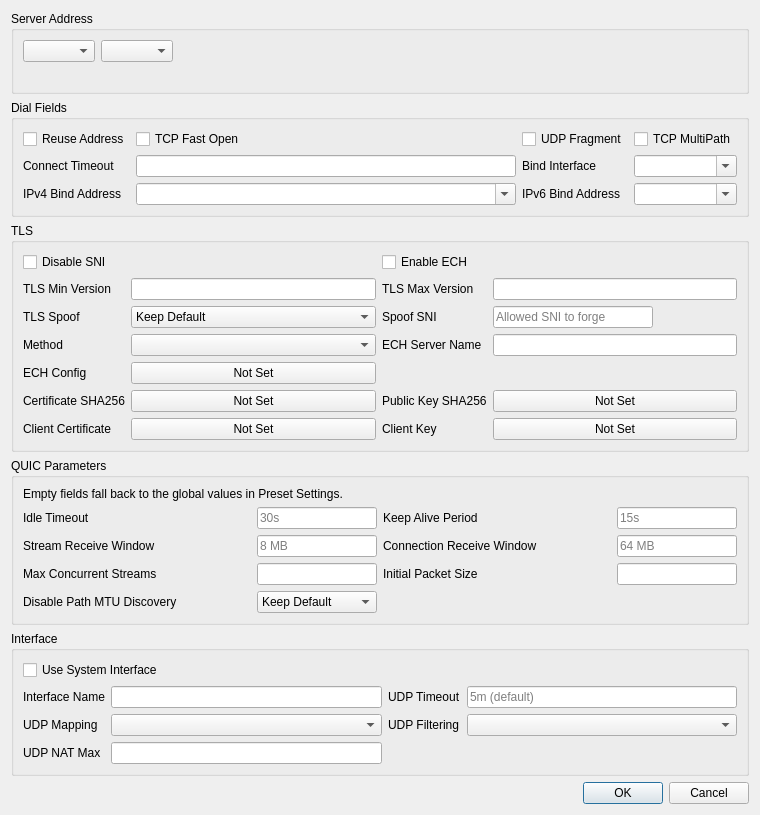
Qt form include/ui/profile/edit_advanced.ui (ChernyshovA/Throne) before a commit.
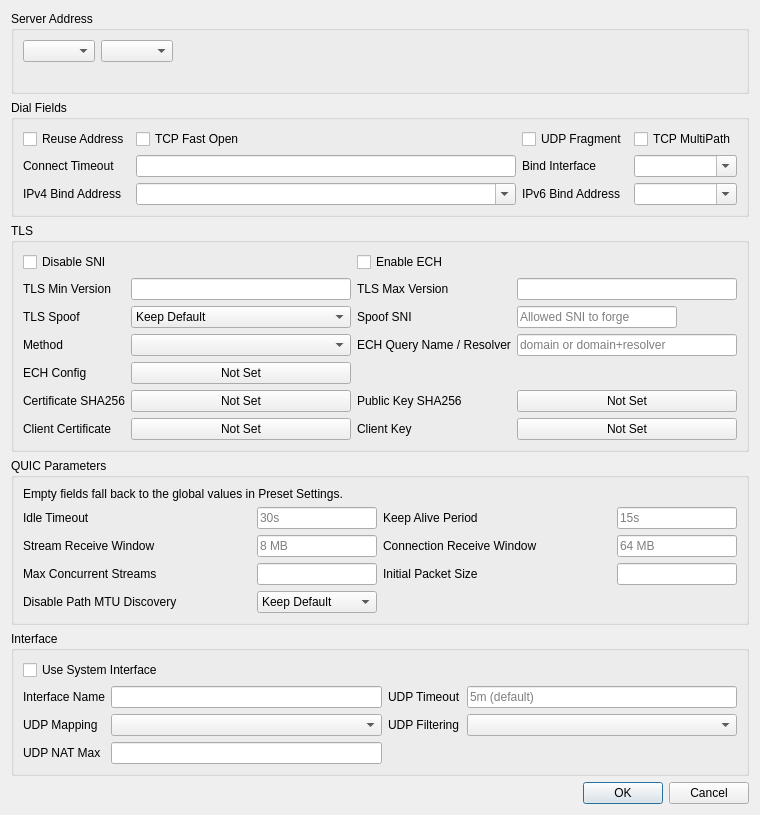
The same form after that commit.

Patch:
```diff
--- a/include/ui/profile/edit_advanced.ui
+++ b/include/ui/profile/edit_advanced.ui
@@ -393,7 +393,7 @@
          <string>&lt;html&gt;&lt;head/&gt;&lt;body&gt;&lt;h4 style=&quot; margin-top:12px; margin-bottom:12px; margin-left:0px; margin-right:0px; -qt-block-indent:0; text-indent:0px;&quot;&gt;&lt;a name=&quot;query_server_name&quot;/&gt;&lt;span style=&quot; font-size:medium; font-weight:700;&quot;&gt;q&lt;/span&gt;&lt;span style=&quot; font-size:medium; font-weight:700;&quot;&gt;uery_server_name in sing-box&lt;/span&gt;&lt;/h4&gt;&lt;/body&gt;&lt;/html&gt;</string>
         </property>
         <property name="text">
-         <string>ECH Server Name</string>
+         <string>ECH Query Name / Resolver</string>
         </property>
         <property name="buddy">
          <cstring>ech_server_name</cstring>
@@ -401,7 +401,11 @@
        </widget>
       </item>
       <item row="3" column="3">
-       <widget class="QLineEdit" name="ech_server_name"/>
+       <widget class="QLineEdit" name="ech_server_name">
+        <property name="placeholderText">
+         <string>domain or domain+resolver</string>
+        </property>
+       </widget>
       </item>
       <item row="4" column="0">
        <widget class="QLabel" name="label_2">
```
